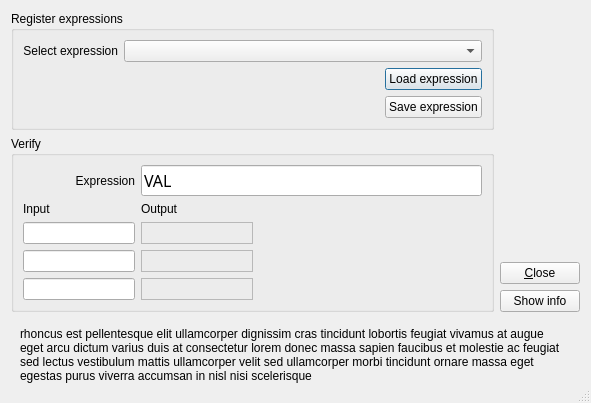
Above: src/dialogs/expressionsdialog.ui from ModbusScope/ModbusScope before the change. Below: the same form after it.
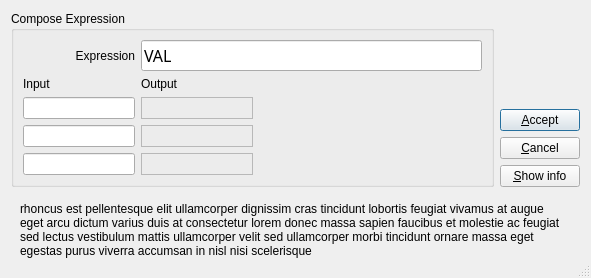
That is the form after the change.

Commit message: Change compose dialog from general to single expression

Patch:
```diff
--- a/src/dialogs/expressionsdialog.ui
+++ b/src/dialogs/expressionsdialog.ui
@@ -10,7 +10,7 @@
     <x>0</x>
     <y>0</y>
     <width>746</width>
-    <height>448</height>
+    <height>299</height>
    </rect>
   </property>
   <property name="windowTitle">
@@ -19,7 +19,7 @@
   <property name="sizeGripEnabled">
    <bool>true</bool>
   </property>
-  <layout class="QVBoxLayout" name="verticalLayout_3" stretch="2,1">
+  <layout class="QVBoxLayout" name="verticalLayout_3" stretch="0,1">
    <property name="sizeConstraint">
     <enum>QLayout::SetFixedSize</enum>
    </property>
@@ -27,73 +27,6 @@
     <layout class="QHBoxLayout" name="horizontalLayout_3">
      <item>
       <layout class="QVBoxLayout" name="verticalLayout">
-       <item>
-        <layout class="QHBoxLayout" name="horizontalLayout"/>
-       </item>
-       <item>
-        <widget class="QGroupBox" name="groupBox_2">
-         <property name="title">
-          <string>Register expressions</string>
-         </property>
-         <layout class="QGridLayout" name="gridLayout_2" columnstretch="0,1">
-          <item row="0" column="1">
-           <widget class="QComboBox" name="comboExpression">
-            <property name="sizeAdjustPolicy">
-             <enum>QComboBox::AdjustToContents</enum>
-            </property>
-           </widget>
-          </item>
-          <item row="0" column="0">
-           <widget class="QLabel" name="label_2">
-            <property name="text">
-             <string>Select expression</string>
-            </property>
-            <property name="alignment">
-             <set>Qt::AlignRight|Qt::AlignTrailing|Qt::AlignVCenter</set>
-            </property>
-            <property name="buddy">
-             <cstring>comboExpression</cstring>
-            </property>
-           </widget>
-          </item>
-          <item row="2" column="1">
-           <layout class="QHBoxLayout" name="horizontalLayout_2">
-            <item>
-             <spacer name="horizontalSpacer_2">
-              <property name="orientation">
-               <enum>Qt::Horizontal</enum>
-              </property>
-              <property name="sizeHint" stdset="0">
-               <size>
-                <width>40</width>
-                <height>20</height>
-               </size>
-              </property>
-             </spacer>
-            </item>
-            <item>
-             <layout class="QVBoxLayout" name="verticalLayout_5">
-              <item>
-               <widget class="QPushButton" name="btnLoad">
-                <property name="text">
-                 <string>Load expression</string>
-                </property>
-               </widget>
-              </item>
-              <item>
-               <widget class="QPushButton" name="btnSave">
-                <property name="text">
-                 <string>Save expression</string>
-                </property>
-               </widget>
-              </item>
-             </layout>
-            </item>
-           </layout>
-          </item>
-         </layout>
-        </widget>
-       </item>
        <item>
         <widget class="QGroupBox" name="groupBox">
          <property name="sizePolicy">
@@ -103,7 +36,7 @@
           </sizepolicy>
          </property>
          <property name="title">
-          <string>Verify</string>
+          <string>Compose Expression</string>
          </property>
          <layout class="QGridLayout" name="gridLayout" columnstretch="1,1,2">
           <item row="4" column="1">
@@ -221,14 +154,21 @@
        <item>
         <widget class="QPushButton" name="btnClose">
          <property name="text">
-          <string>&amp;Close</string>
+          <string>&amp;Accept</string>
+         </property>
+        </widget>
+       </item>
+       <item>
+        <widget class="QPushButton" name="btnCancel">
+         <property name="text">
+          <string>&amp;Cancel</string>
          </property>
         </widget>
        </item>
        <item>
         <widget class="QPushButton" name="btnInfo">
          <property name="text">
-          <string>Show info</string>
+          <string>&amp;Show info</string>
          </property>
          <property name="checkable">
           <bool>true</bool>
```
Left out of the diff: 8 changed lines with no effect on the pictures. The commit also changes 5 other files.
